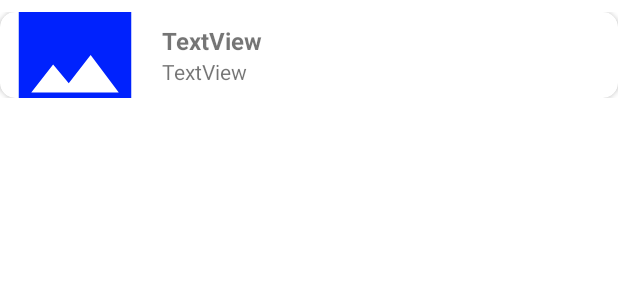
After one commit to gustavowerle/app-news, an Android app: the layout item_news_view_holder.xml on its own in the app's theme, with its tools: preview values and no code run, on a phone screen of 412 x 824 dp. The commit adds this screen. Shown: the top 300 px of the screen. Run offline under Robolectric (Android 15) with nearby library versions, the phone set to English and light mode, and no system bars.

Commit message:
Implementado o preenchimento da lista de notícias conforme a categoria selecionada.

```diff
--- a/app/build.gradle
+++ b/app/build.gradle
@@ -83,4 +83,8 @@ dependencies {
     implementation "androidx.hilt:hilt-lifecycle-viewmodel:1.0.0-alpha03"
     kapt "androidx.hilt:hilt-compiler:1.0.0-alpha03"
 
+    //Glide
+    implementation 'com.github.bumptech.glide:glide:4.12.0'
+    annotationProcessor 'com.github.bumptech.glide:compiler:4.12.0'
+
 }
--- a/app/src/main/java/com/gw/appnews/data/news/NewsService.kt
+++ b/app/src/main/java/com/gw/appnews/data/news/NewsHTTPService.kt
@@ -5,10 +5,10 @@ import retrofit2.Call
 import retrofit2.http.GET
 import retrofit2.http.Query
 
-interface NewsService {
+interface NewsHTTPService {
     @GET("top-headlines?country=br")
     fun getNews(
-        @Query("category") category: String = "technology",
+        @Query("category") category: String,
         @Query("apiKey") apiKey: String = BuildConfig.NEWS_API_KEY
     ): Call<NewsResponse>
 }
--- a/app/src/main/java/com/gw/appnews/data/news/NewsModule.kt
+++ b/app/src/main/java/com/gw/appnews/data/news/NewsModule.kt
@@ -12,11 +12,11 @@ import retrofit2.converter.gson.GsonConverterFactory
 @InstallIn(ActivityComponent::class)
 class NewsModule {
     @Provides
-    fun provideNewsService(): NewsService {
+    fun provideNewsService(): NewsHTTPService {
         return Retrofit.Builder()
             .baseUrl(baseApiUrl)
             .addConverterFactory(GsonConverterFactory.create())
             .build()
-            .create(NewsService::class.java);
+            .create(NewsHTTPService::class.java);
     }
 }
--- a/app/src/main/java/com/gw/appnews/data/news/NewsPOJO.kt
+++ b/app/src/main/java/com/gw/appnews/data/news/NewsPOJO.kt
@@ -7,5 +7,6 @@ data class NewsPOJO(
     val publishedAt: String,
     val sourcePOJO: NewsSourcePOJO,
     val title: String,
-    val urlToImage: String
+    val urlToImage: String,
+    val url: String
 )
--- /dev/null
+++ b/app/src/main/res/drawable/ic_baseline_image_24.xml
@@ -0,0 +1,5 @@
+<vector android:height="24dp" android:tint="#0022FD"
+    android:viewportHeight="24" android:viewportWidth="24"
+    android:width="24dp" xmlns:android="http://schemas.android.com/apk/res/android">
+    <path android:fillColor="@android:color/white" android:pathData="M21,19V5c0,-1.1 -0.9,-2 -2,-2H5c-1.1,0 -2,0.9 -2,2v14c0,1.1 0.9,2 2,2h14c1.1,0 2,-0.9 2,-2zM8.5,13.5l2.5,3.01L14.5,12l4.5,6H5l3.5,-4.5z"/>
+</vector>
--- /dev/null
+++ b/app/src/main/res/layout/item_news_view_holder.xml
@@ -0,0 +1,61 @@
+<?xml version="1.0" encoding="utf-8"?>
+<androidx.constraintlayout.widget.ConstraintLayout xmlns:android="http://schemas.android.com/apk/res/android"
+    xmlns:app="http://schemas.android.com/apk/res-auto"
+    xmlns:tools="http://schemas.android.com/tools"
+    android:layout_width="match_parent"
+    android:layout_height="wrap_content"
+    android:paddingTop="8dp"
+    android:paddingBottom="8dp">
+
+    <androidx.cardview.widget.CardView
+        android:layout_width="match_parent"
+        android:layout_height="wrap_content"
+        app:cardCornerRadius="10dp"
+        app:layout_constraintEnd_toEndOf="parent"
+        app:layout_constraintStart_toStartOf="parent"
+        app:layout_constraintTop_toTopOf="parent">
+
+        <androidx.constraintlayout.widget.ConstraintLayout
+            android:layout_width="match_parent"
+            android:layout_height="match_parent">
+
+            <ImageView
+                android:id="@+id/imageNews"
+                android:layout_width="100dp"
+                android:layout_height="0dp"
+                android:scaleType="centerCrop"
+                app:layout_constraintBottom_toBottomOf="parent"
+                app:layout_constraintStart_toStartOf="parent"
+                app:layout_constraintTop_toTopOf="parent"
+                app:srcCompat="@drawable/ic_baseline_image_24" />
+
+            <TextView
+                android:id="@+id/textNewsTitle"
+                android:layout_width="0dp"
+                android:layout_height="wrap_content"
+                android:layout_marginStart="8dp"
+                android:layout_marginTop="8dp"
+                android:layout_marginEnd="8dp"
+                android:text="TextView"
+                android:textSize="16sp"
+                android:textStyle="bold"
+                app:layout_constraintEnd_toEndOf="parent"
+                app:layout_constraintStart_toEndOf="@+id/imageNews"
+                app:layout_constraintTop_toTopOf="parent" />
+
+            <TextView
+                android:id="@+id/textNewsDescription"
+                android:layout_width="0dp"
+                android:layout_height="wrap_content"
+                android:layout_marginStart="8dp"
+                android:layout_marginEnd="8dp"
+                android:layout_marginBottom="8dp"
+                android:text="TextView"
+                app:layout_constraintBottom_toBottomOf="parent"
+                app:layout_constraintEnd_toEndOf="parent"
+                app:layout_constraintStart_toEndOf="@+id/imageNews"
+                app:layout_constraintTop_toBottomOf="@+id/textNewsTitle" />
+        </androidx.constraintlayout.widget.ConstraintLayout>
+    </androidx.cardview.widget.CardView>
+
+</androidx.constraintlayout.widget.ConstraintLayout>
```
Also changed, not shown: app/src/main/java/com/gw/appnews/ui/main/MainFragment.kt (+29 -2 lines), app/src/main/java/com/gw/appnews/ui/main/MainViewModel.kt (+20 -13 lines), app/src/main/java/com/gw/appnews/ui/news/NewsAdapter.kt (added, +20 -0 lines), app/src/main/java/com/gw/appnews/ui/news/NewsCategory.kt (added, +9 -0 lines), app/src/main/java/com/gw/appnews/ui/news/NewsDiffer.kt (added, +11 -0 lines), app/src/main/java/com/gw/appnews/ui/news/NewsViewHolder.kt (added, +26 -0 lines).
